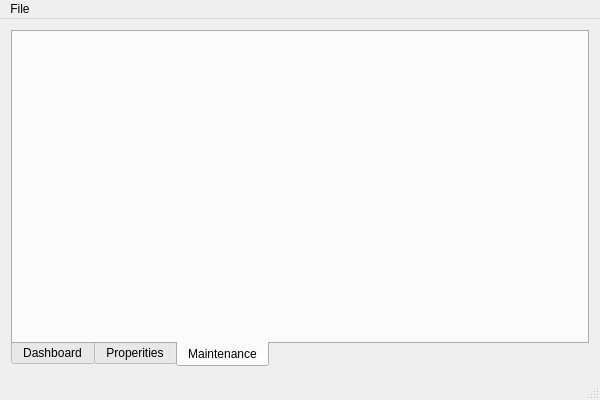
This is rent.ui in davidhaynes6/rent as Qt 5 draws it before an edit. The edited form follows.
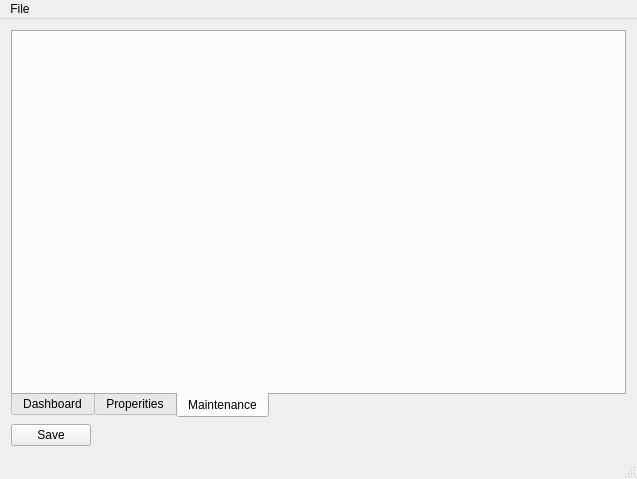
This is the edited form.

Patch:
```diff
--- a/rent.ui
+++ b/rent.ui
@@ -6,8 +6,8 @@
    <rect>
     <x>0</x>
     <y>0</y>
-    <width>600</width>
-    <height>400</height>
+    <width>637</width>
+    <height>479</height>
    </rect>
   </property>
   <property name="windowTitle">
@@ -59,6 +59,13 @@
       </widget>
      </widget>
     </item>
+    <item row="1" column="0">
+     <widget class="QPushButton" name="pushButtonSave">
+      <property name="text">
+       <string>Save</string>
+      </property>
+     </widget>
+    </item>
    </layout>
   </widget>
   <widget class="QMenuBar" name="menuBar">
@@ -66,7 +73,7 @@
     <rect>
      <x>0</x>
      <y>0</y>
-     <width>600</width>
+     <width>637</width>
      <height>22</height>
     </rect>
    </property>
```
